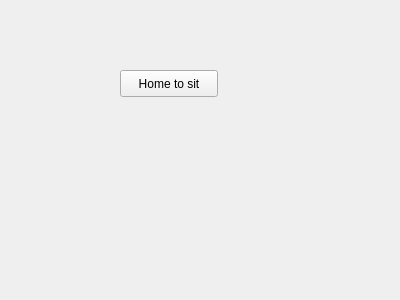
First picture: the form in march_ws/src/rqt_input_device/resource/input_device.ui, repository project-march/march, before the edit.
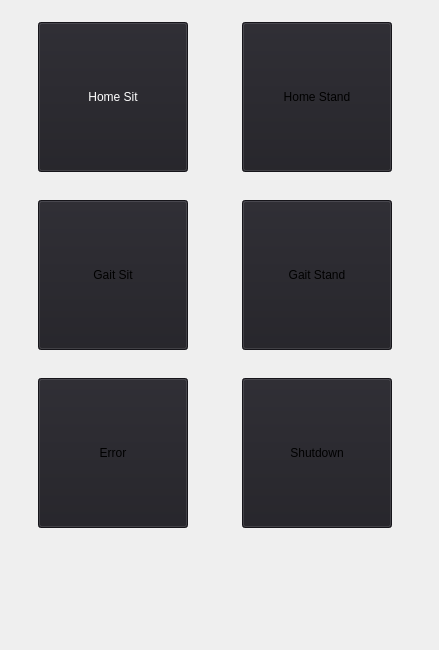
Second picture: the form after the edit. Icons and pictures are not drawn.

Commit message: Improve input device

```diff
--- a/march_ws/src/rqt_input_device/resource/input_device.ui
+++ b/march_ws/src/rqt_input_device/resource/input_device.ui
@@ -1,32 +1,190 @@
 <?xml version="1.0" encoding="UTF-8"?>
 <ui version="4.0">
-    <class>Form</class>
-    <widget class="QWidget" name="Form">
-        <property name="geometry">
-            <rect>
-                <x>0</x>
-                <y>0</y>
-                <width>400</width>
-                <height>300</height>
-            </rect>
-        </property>
-        <property name="windowTitle">
-            <string>Form</string>
-        </property>
-        <widget class="QPushButton" name="home_to_sit_button">
-            <property name="geometry">
-                <rect>
-                    <x>120</x>
-                    <y>70</y>
-                    <width>98</width>
-                    <height>27</height>
-                </rect>
-            </property>
-            <property name="text">
-                <string>Home to sit</string>
-            </property>
-        </widget>
-    </widget>
-    <resources/>
-    <connections/>
+ <class>March Input Device</class>
+ <widget class="QWidget" name="March Input Device">
+  <property name="geometry">
+   <rect>
+    <x>0</x>
+    <y>0</y>
+    <width>439</width>
+    <height>650</height>
+   </rect>
+  </property>
+  <property name="windowTitle">
+   <string>March Input Device</string>
+  </property>
+  <widget class="QWidget" name="layoutWidget">
+   <property name="geometry">
+    <rect>
+     <x>-10</x>
+     <y>0</y>
+     <width>451</width>
+     <height>551</height>
+    </rect>
+   </property>
+   <layout class="QGridLayout" name="gridLayout">
+    <item row="1" column="1">
+     <widget class="QPushButton" name="gait_stand_button">
+      <property name="minimumSize">
+       <size>
+        <width>150</width>
+        <height>150</height>
+       </size>
+      </property>
+      <property name="maximumSize">
+       <size>
+        <width>150</width>
+        <height>150</height>
+       </size>
+      </property>
+      <property name="autoFillBackground">
+       <bool>false</bool>
+      </property>
+      <property name="styleSheet">
+       <string notr="true">background: url(:/buttons/img/gait_stand.png) no-repeat center center fixed;
+background-color:#1F1E24;</string>
+      </property>
+      <property name="text">
+       <string>Gait Stand</string>
+      </property>
+     </widget>
+    </item>
+    <item row="1" column="0">
+     <widget class="QPushButton" name="gait_sit_button">
+      <property name="minimumSize">
+       <size>
+        <width>150</width>
+        <height>150</height>
+       </size>
+      </property>
+      <property name="maximumSize">
+       <size>
+        <width>150</width>
+        <height>150</height>
+       </size>
+      </property>
+      <property name="autoFillBackground">
+       <bool>false</bool>
+      </property>
+      <property name="styleSheet">
+       <string notr="true">background: url(:/buttons/img/gait_sit.png) no-repeat center center fixed;
+background-color:#1F1E24;</string>
+      </property>
+      <property name="text">
+       <string>Gait Sit</string>
+      </property>
+     </widget>
+    </item>
+    <item row="0" column="1">
+     <widget class="QPushButton" name="home_stand_button">
+      <property name="minimumSize">
+       <size>
+        <width>150</width>
+        <height>150</height>
+       </size>
+      </property>
+      <property name="maximumSize">
+       <size>
+        <width>150</width>
+        <height>150</height>
+       </size>
+      </property>
+      <property name="autoFillBackground">
+       <bool>false</bool>
+      </property>
+      <property name="styleSheet">
+       <string notr="true">background: url(:/buttons/img/home_stand.png) no-repeat center center fixed;
+background-color:#1F1E24;</string>
+      </property>
+      <property name="text">
+       <string>Home Stand</string>
+      </property>
+     </widget>
+    </item>
+    <item row="0" column="0">
+     <widget class="QPushButton" name="home_sit_button">
+      <property name="minimumSize">
+       <size>
+        <width>150</width>
+        <height>150</height>
+       </size>
+      </property>
+      <property name="maximumSize">
+       <size>
+        <width>150</width>
+        <height>150</height>
+       </size>
+      </property>
+      <property name="autoFillBackground">
+       <bool>false</bool>
+      </property>
+      <property name="styleSheet">
+       <string notr="true">background: url(:/buttons/img/home_sit.png) no-repeat center center fixed;
+background-color:#1F1E24;
+color: white</string>
+      </property>
+      <property name="text">
+       <string>Home Sit</string>
+      </property>
+     </widget>
+    </item>
+    <item row="2" column="0">
+     <widget class="QPushButton" name="error_button">
+      <property name="minimumSize">
+       <size>
+        <width>150</width>
+        <height>150</height>
+       </size>
+      </property>
+      <property name="maximumSize">
+       <size>
+        <width>150</width>
+        <height>150</height>
+       </size>
+      </property>
+      <property name="autoFillBackground">
+       <bool>false</bool>
+      </property>
+      <property name="styleSheet">
+       <string notr="true">background: url(:/buttons/img/error.png) no-repeat center center fixed;
+background-color:#1F1E24;</string>
+      </property>
+      <property name="text">
+       <string>Error</string>
+      </property>
+     </widget>
+    </item>
+    <item row="2" column="1">
+     <widget class="QPushButton" name="off_button">
+      <property name="minimumSize">
+       <size>
+        <width>150</width>
+        <height>150</height>
+       </size>
+      </property>
+      <property name="maximumSize">
+       <size>
+        <width>150</width>
+        <height>150</height>
+       </size>
+      </property>
+      <property name="autoFillBackground">
+       <bool>false</bool>
+      </property>
+      <property name="styleSheet">
+       <string notr="true">background: url(:/buttons/img/off.png) no-repeat center center fixed;
+background-color:#1F1E24;</string>
+      </property>
+      <property name="text">
+       <string>Shutdown</string>
+      </property>
+     </widget>
+    </item>
+   </layout>
+  </widget>
+ </widget>
+ <resources>
+  <include location="images.qrc"/>
+ </resources>
+ <connections/>
 </ui>
```
The commit also changes 11 other files.
